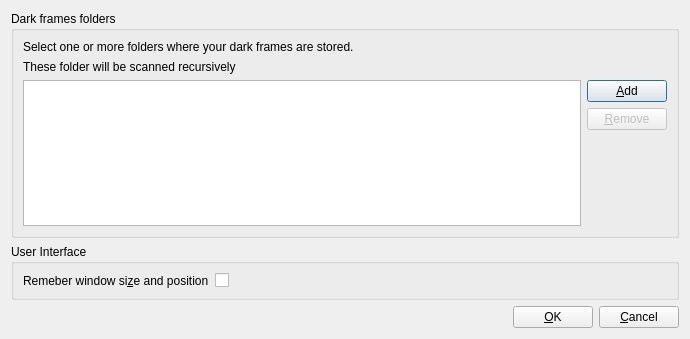
Above: src/gui/forms/prefDialog.ui from deufrai/astrawdark-src before the change. Below: the same form after it.
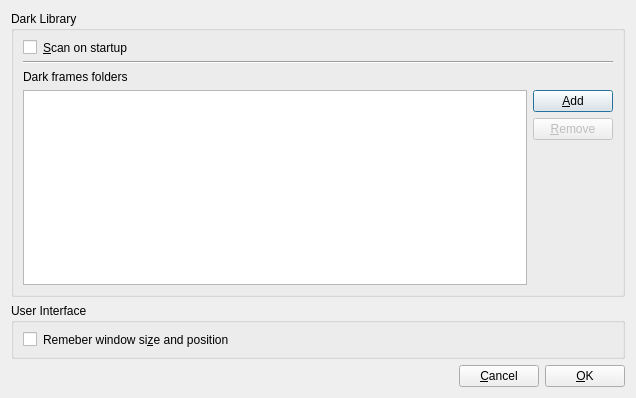
That is the form after the change.

Commit message: ARD-32: Added dark scan on app startup

```diff
--- a/src/gui/forms/prefDialog.ui
+++ b/src/gui/forms/prefDialog.ui
@@ -6,8 +6,8 @@
    <rect>
     <x>0</x>
     <y>0</y>
-    <width>690</width>
-    <height>339</height>
+    <width>636</width>
+    <height>398</height>
    </rect>
   </property>
   <property name="windowTitle">
@@ -15,28 +15,47 @@
   </property>
   <layout class="QGridLayout" name="gridLayout">
    <item row="0" column="0">
-    <layout class="QVBoxLayout" name="verticalLayout_4">
-     <item>
       <layout class="QVBoxLayout" name="verticalLayout_3">
        <item>
         <widget class="QGroupBox" name="groupBox">
          <property name="title">
-          <string>Dark frames folders</string>
+        <string>Dark Library</string>
          </property>
          <layout class="QHBoxLayout" name="horizontalLayout_3">
           <item>
            <layout class="QVBoxLayout" name="verticalLayout_2">
+          <item>
+           <layout class="QFormLayout" name="formLayout_2">
+            <item row="0" column="0">
+             <widget class="QCheckBox" name="chkDarkScanOnStartup">
+              <property name="text">
+               <string/>
+              </property>
+             </widget>
+            </item>
+            <item row="0" column="1">
+             <widget class="QLabel" name="label_4">
+              <property name="text">
+               <string>&amp;Scan on startup</string>
+              </property>
+              <property name="buddy">
+               <cstring>chkDarkScanOnStartup</cstring>
+              </property>
+             </widget>
+            </item>
+           </layout>
+          </item>
+          <item>
+           <widget class="Line" name="line">
+            <property name="orientation">
+             <enum>Qt::Horizontal</enum>
+            </property>
+           </widget>
+          </item>
             <item>
              <widget class="QLabel" name="label">
               <property name="text">
-               <string>Select one or more folders where your dark frames are stored.</string>
-              </property>
-             </widget>
-            </item>
-            <item>
-             <widget class="QLabel" name="label_2">
-              <property name="text">
-               <string>These folder will be scanned recursively</string>
+             <string>Dark frames folders</string>
               </property>
              </widget>
             </item>
@@ -92,14 +111,14 @@
           <string>User Interface</string>
          </property>
          <layout class="QFormLayout" name="formLayout">
-          <item row="0" column="1">
+        <item row="0" column="0">
            <widget class="QCheckBox" name="chkRemeberWindowGeometry">
             <property name="text">
              <string/>
             </property>
            </widget>
           </item>
-          <item row="0" column="0">
+        <item row="0" column="1">
            <widget class="QLabel" name="label_3">
             <property name="text">
              <string>Remeber window si&amp;ze and position</string>
@@ -112,8 +131,6 @@
          </layout>
         </widget>
        </item>
-      </layout>
-     </item>
      <item>
       <layout class="QHBoxLayout" name="horizontalLayout">
        <item>
@@ -129,13 +146,6 @@
          </property>
         </spacer>
        </item>
-       <item>
-        <widget class="QPushButton" name="btnOK">
-         <property name="text">
-          <string>&amp;OK</string>
-         </property>
-        </widget>
-       </item>
        <item>
         <widget class="QPushButton" name="btnCancel">
          <property name="text">
@@ -143,6 +153,13 @@
          </property>
         </widget>
        </item>
+       <item>
+        <widget class="QPushButton" name="btnOK">
+         <property name="text">
+          <string>&amp;OK</string>
+         </property>
+        </widget>
+       </item>
       </layout>
      </item>
     </layout>
```
Lines whose indentation alone changed are shown as unchanged. The commit also changes 7 other files.
